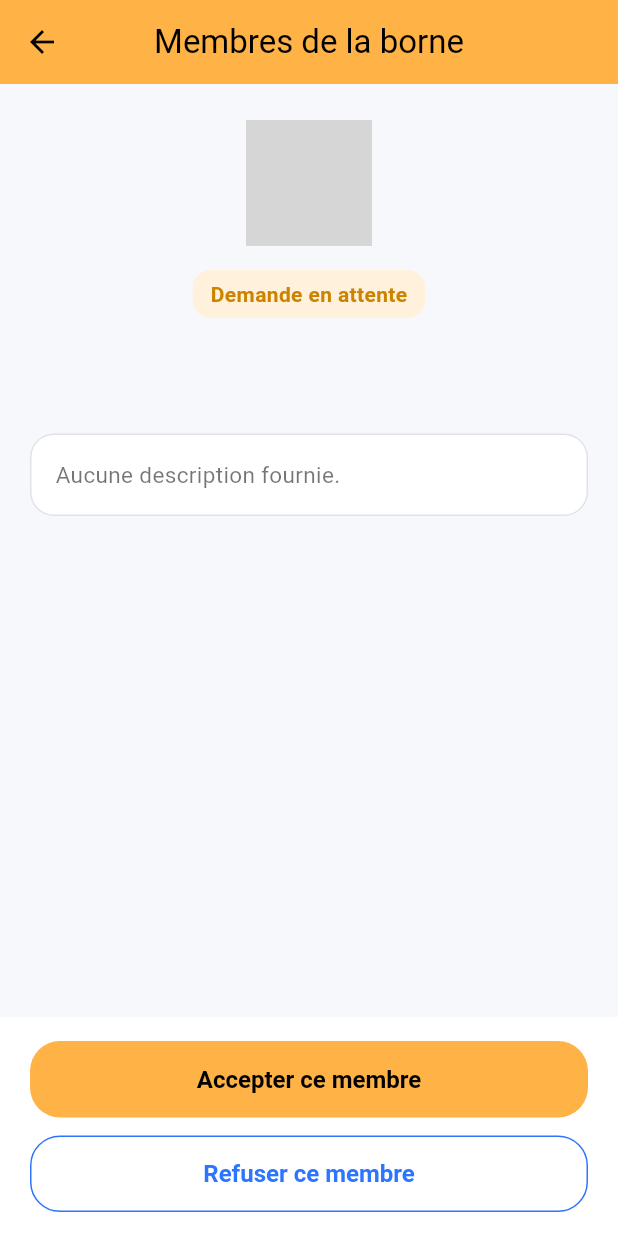
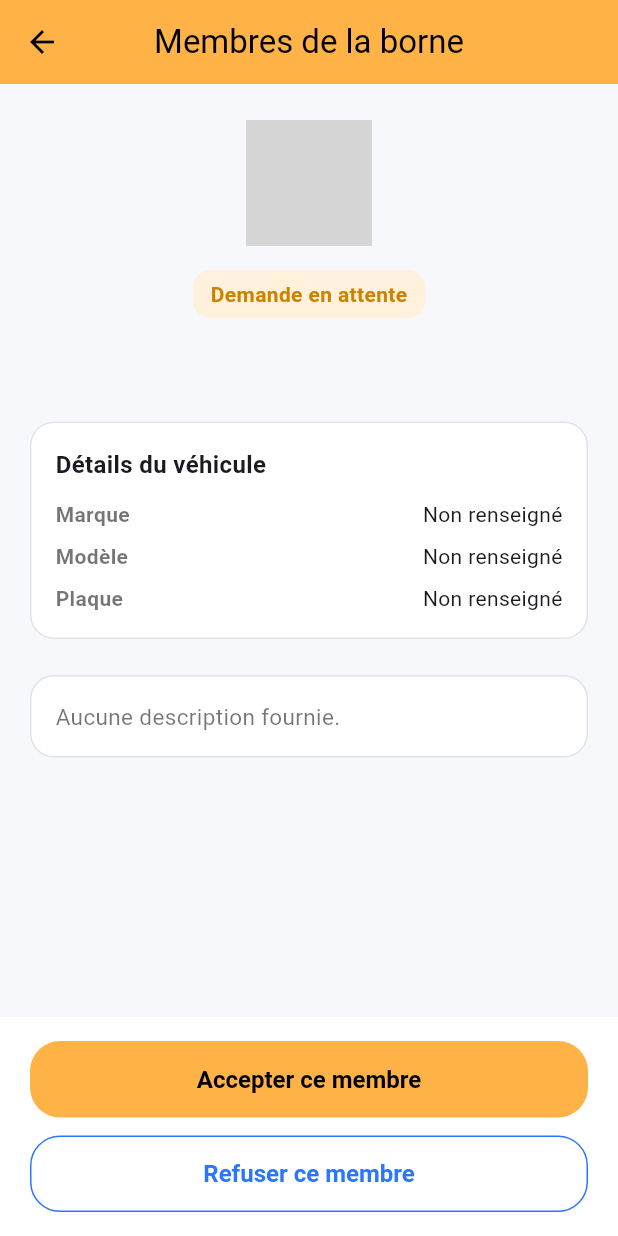
Before and after one commit to Hugophps/plogo_v1, a Flutter app: the MemberDetailPage screen opened directly with empty values, on a phone screen of 412 x 824 dp. Run offline on Flutter 3.47's test engine with Material 3 defaults, Android fonts, the light colour scheme and no system bars; our stand-ins replace file_picker, flutter_typeahead, geolocator, google_maps_flutter, supabase_flutter, timezone; missing offline and left inert: dart:html; accounts and stored records are empty; network calls fail; statements that could not run were skipped; grey boxes are pictures that could not be loaded.

Commit message:
feat: Remove vehicle plug type from profile and related forms, and update vehicle details display

```diff
--- a/lib/features/profile/models/profile.dart
+++ b/lib/features/profile/models/profile.dart
@@ -17,7 +17,6 @@ class Profile {
     this.vehicleBrand,
     this.vehicleModel,
     this.vehiclePlate,
-    this.vehiclePlugType,
     required this.isCompleted,
     this.addressPlaceId,
     this.addressLat,
@@ -43,7 +42,6 @@ class Profile {
   final String? vehicleBrand;
   final String? vehicleModel;
   final String? vehiclePlate;
-  final String? vehiclePlugType;
   final bool isCompleted;
   final String? addressPlaceId;
   final double? addressLat;
@@ -77,7 +75,6 @@ class Profile {
     String? vehicleBrand,
     String? vehicleModel,
     String? vehiclePlate,
-    String? vehiclePlugType,
     bool? isCompleted,
     String? addressPlaceId,
     double? addressLat,
@@ -103,7 +100,6 @@ class Profile {
       vehicleBrand: vehicleBrand ?? this.vehicleBrand,
       vehicleModel: vehicleModel ?? this.vehicleModel,
       vehiclePlate: vehiclePlate ?? this.vehiclePlate,
-      vehiclePlugType: vehiclePlugType ?? this.vehiclePlugType,
       isCompleted: isCompleted ?? this.isCompleted,
       addressPlaceId: addressPlaceId ?? this.addressPlaceId,
       addressLat: addressLat ?? this.addressLat,
@@ -132,7 +128,6 @@ class Profile {
       vehicleBrand: map['vehicle_brand'] as String?,
       vehicleModel: map['vehicle_model'] as String?,
       vehiclePlate: map['vehicle_plate'] as String?,
-      vehiclePlugType: map['vehicle_plug_type'] as String?,
       isCompleted: (map['profile_completed'] as bool?) ?? false,
       addressPlaceId: map['address_place_id'] as String?,
       addressLat: (map['address_lat'] as num?)?.toDouble(),
--- a/lib/features/station_members/member_detail_page.dart
+++ b/lib/features/station_members/member_detail_page.dart
@@ -1,5 +1,6 @@
 import 'package:flutter/material.dart';
 
+import '../profile/models/profile.dart';
 import 'models/station_member.dart';
 import 'station_members_repository.dart';
 
@@ -221,6 +222,8 @@ class _MemberDetailPageState extends State<MemberDetailPage> {
                           textAlign: TextAlign.center,
                           style: const TextStyle(color: Colors.black54),
                         ),
+                      const SizedBox(height: 16),
+                      _VehicleCard(profile: profile),
                       const SizedBox(height: 24),
                       if ((profile.description ?? '').isNotEmpty)
                         Container(
@@ -386,3 +389,73 @@ class _StatusChip extends StatelessWidget {
     );
   }
 }
+
+class _VehicleCard extends StatelessWidget {
+  const _VehicleCard({required this.profile});
+
+  final Profile profile;
+
+  @override
+  Widget build(BuildContext context) {
+    return Container(
+      padding: const EdgeInsets.all(16),
+      decoration: BoxDecoration(
+        color: Colors.white,
+        borderRadius: BorderRadius.circular(16),
+        border: Border.all(color: const Color(0xFFE0E3EB)),
+      ),
+      child: Column(
+        crossAxisAlignment: CrossAxisAlignment.start,
+        children: [
+          const Text(
+            'Détails du véhicule',
+            style: TextStyle(
+              fontWeight: FontWeight.w700,
+              fontSize: 16,
+            ),
+          ),
+          const SizedBox(height: 12),
+          _VehicleInfoRow(
+            label: 'Marque',
+            value: profile.vehicleBrand,
+          ),
+          const SizedBox(height: 8),
+          _VehicleInfoRow(
+            label: 'Mod\u00e8le',
+            value: profile.vehicleModel,
+          ),
+          const SizedBox(height: 8),
+          _VehicleInfoRow(
+            label: 'Plaque',
+            value: profile.vehiclePlate,
+          ),
+        ],
+      ),
+    );
+  }
+}
+
+class _VehicleInfoRow extends StatelessWidget {
+  const _VehicleInfoRow({required this.label, required this.value});
+
+  final String label;
+  final String? value;
+
+  @override
+  Widget build(BuildContext context) {
+    return Row(
+      children: [
+        Expanded(
+          child: Text(
+            label,
+            style: const TextStyle(
+              color: Colors.black54,
+              fontWeight: FontWeight.w600,
+            ),
+          ),
+        ),
+        Text(value?.isNotEmpty == true ? value! : 'Non renseigné'),
+      ],
+    );
+  }
+}
--- a/lib/features/station_members/station_members_repository.dart
+++ b/lib/features/station_members/station_members_repository.dart
@@ -27,7 +27,6 @@ const _memberSelect = '''
               vehicle_brand,
               vehicle_model,
               vehicle_plate,
-              vehicle_plug_type,
               profile_completed
             )
           ''';
--- a/lib/features/stations/member_slot_details_page.dart
+++ b/lib/features/stations/member_slot_details_page.dart
@@ -58,8 +58,6 @@ class MemberSlotDetailsPage extends StatelessWidget {
             _InfoRow(label: 'Mod\u00e8le', value: profile.vehicleModel ?? 'Non renseign\u00e9'),
             const SizedBox(height: 8),
             _InfoRow(label: 'Plaque', value: profile.vehiclePlate ?? 'Non renseign\u00e9'),
-            const SizedBox(height: 8),
-            _InfoRow(label: 'Type de prise', value: profile.vehiclePlugType ?? 'Non renseign\u00e9'),
             const SizedBox(height: 32),
             _WhatsappButton(phoneNumber: profile.phoneNumber),
           ],
--- a/lib/features/stations/owner_block_slot_page.dart
+++ b/lib/features/stations/owner_block_slot_page.dart
@@ -481,7 +481,6 @@ class _OwnerBlockSlotPageState extends State<OwnerBlockSlotPage> {
       'vehicle_brand': profile.vehicleBrand,
       'vehicle_model': profile.vehicleModel,
       'vehicle_plate': profile.vehiclePlate,
-      'vehicle_plug_type': profile.vehiclePlugType,
     };
     data.removeWhere(
       (_, value) => value == null || (value is String && value.trim().isEmpty),
```
Also changed, not shown: lib/features/account/account_completion_page.dart (+6 -15 lines), lib/features/profile/profile_edit_page.dart (+10 -15 lines), lib/features/station_members/members_management_page.dart (+19 -0 lines), 1 other file.
